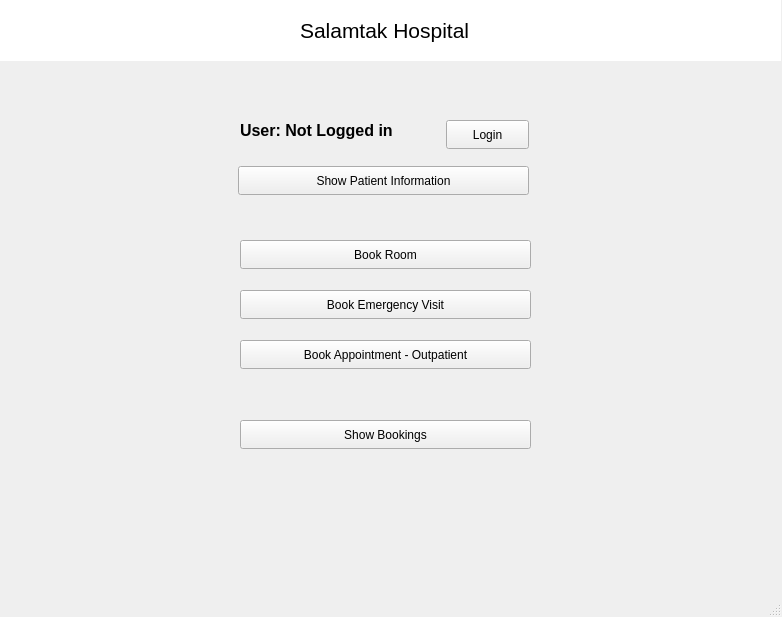
Old version of the form mainwindow.ui in the repository KirolousFouty/Hospital_Project.
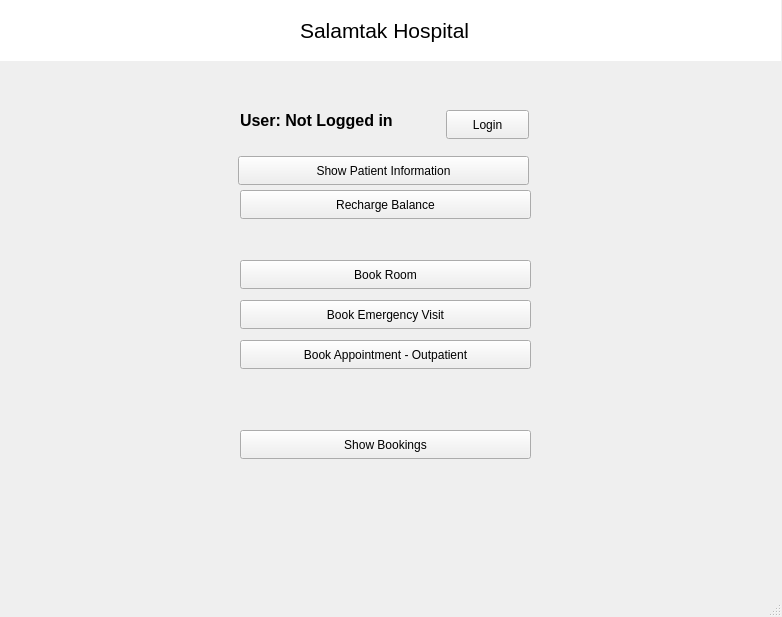
New version of the form.

Commit message: - Completed all the windows - Added a rechargeBalanceWindow

```diff
--- a/mainwindow.ui
+++ b/mainwindow.ui
@@ -18,7 +18,7 @@
     <property name="geometry">
      <rect>
       <x>446</x>
-      <y>120</y>
+      <y>110</y>
       <width>83</width>
       <height>29</height>
      </rect>
@@ -31,7 +31,7 @@
     <property name="geometry">
      <rect>
       <x>238</x>
-      <y>166</y>
+      <y>156</y>
       <width>291</width>
       <height>29</height>
      </rect>
@@ -85,7 +85,7 @@
     <property name="geometry">
      <rect>
       <x>240</x>
-      <y>420</y>
+      <y>430</y>
       <width>291</width>
       <height>29</height>
      </rect>
@@ -98,7 +98,7 @@
     <property name="geometry">
      <rect>
       <x>60</x>
-      <y>460</y>
+      <y>470</y>
       <width>661</width>
       <height>111</height>
      </rect>
@@ -117,7 +117,7 @@
     <property name="geometry">
      <rect>
       <x>240</x>
-      <y>290</y>
+      <y>300</y>
       <width>291</width>
       <height>29</height>
      </rect>
@@ -130,7 +130,7 @@
     <property name="geometry">
      <rect>
       <x>240</x>
-      <y>240</y>
+      <y>260</y>
       <width>291</width>
       <height>29</height>
      </rect>
@@ -143,7 +143,7 @@
     <property name="geometry">
      <rect>
       <x>240</x>
-      <y>110</y>
+      <y>100</y>
       <width>191</width>
       <height>41</height>
      </rect>
@@ -158,6 +158,19 @@
      <string>User: Not Logged in</string>
     </property>
    </widget>
+   <widget class="QPushButton" name="rechargeButton">
+    <property name="geometry">
+     <rect>
+      <x>240</x>
+      <y>190</y>
+      <width>291</width>
+      <height>29</height>
+     </rect>
+    </property>
+    <property name="text">
+     <string>Recharge Balance</string>
+    </property>
+   </widget>
   </widget>
   <widget class="QMenuBar" name="menubar">
    <property name="geometry">
```
The commit also changes 24 other files.
